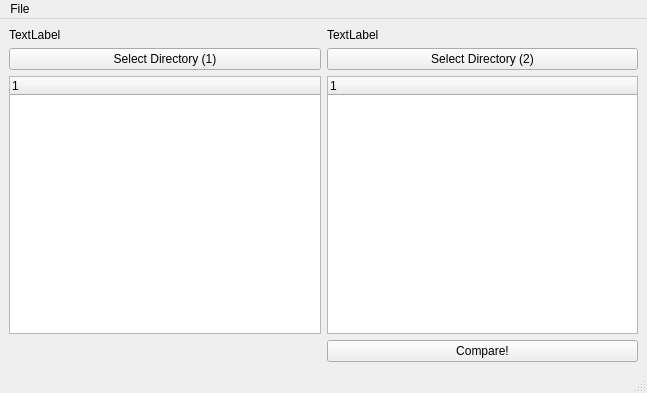
Above: mainwindow.ui from schdorm/filecleaner before the change. Below: the same form after it.
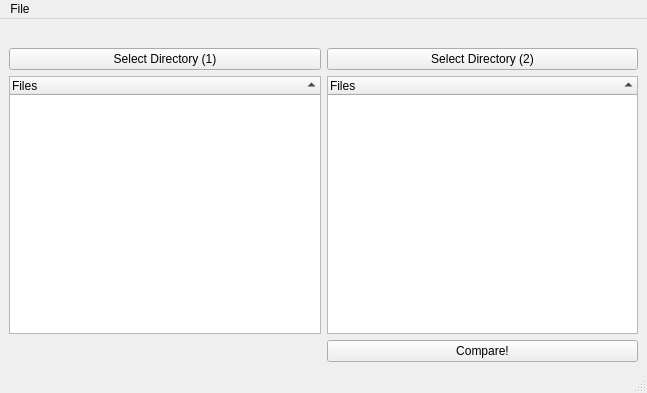
That is the form after the change.

Patch:
```diff
--- a/mainwindow.ui
+++ b/mainwindow.ui
@@ -18,14 +18,14 @@
     <item row="0" column="0">
      <widget class="QLabel" name="label_2">
       <property name="text">
-       <string>TextLabel</string>
+       <string/>
       </property>
      </widget>
     </item>
     <item row="0" column="1">
      <widget class="QLabel" name="label">
       <property name="text">
-       <string>TextLabel</string>
+       <string/>
       </property>
      </widget>
     </item>
@@ -44,19 +44,31 @@
      </widget>
     </item>
     <item row="2" column="0">
-     <widget class="QTreeWidget" name="treeWidget">
+     <widget class="QTreeWidget" name="treeWidget_1">
+      <property name="selectionMode">
+       <enum>QAbstractItemView::MultiSelection</enum>
+      </property>
+      <property name="sortingEnabled">
+       <bool>true</bool>
+      </property>
       <column>
        <property name="text">
-        <string notr="true">1</string>
+        <string notr="true">Files</string>
        </property>
       </column>
      </widget>
     </item>
     <item row="2" column="1">
      <widget class="QTreeWidget" name="treeWidget_2">
+      <property name="selectionMode">
+       <enum>QAbstractItemView::ExtendedSelection</enum>
+      </property>
+      <property name="sortingEnabled">
+       <bool>true</bool>
+      </property>
       <column>
        <property name="text">
-        <string notr="true">1</string>
+        <string notr="true">Files</string>
        </property>
       </column>
      </widget>
```
Left out of the diff: 23 changed lines with no effect on the pictures.
